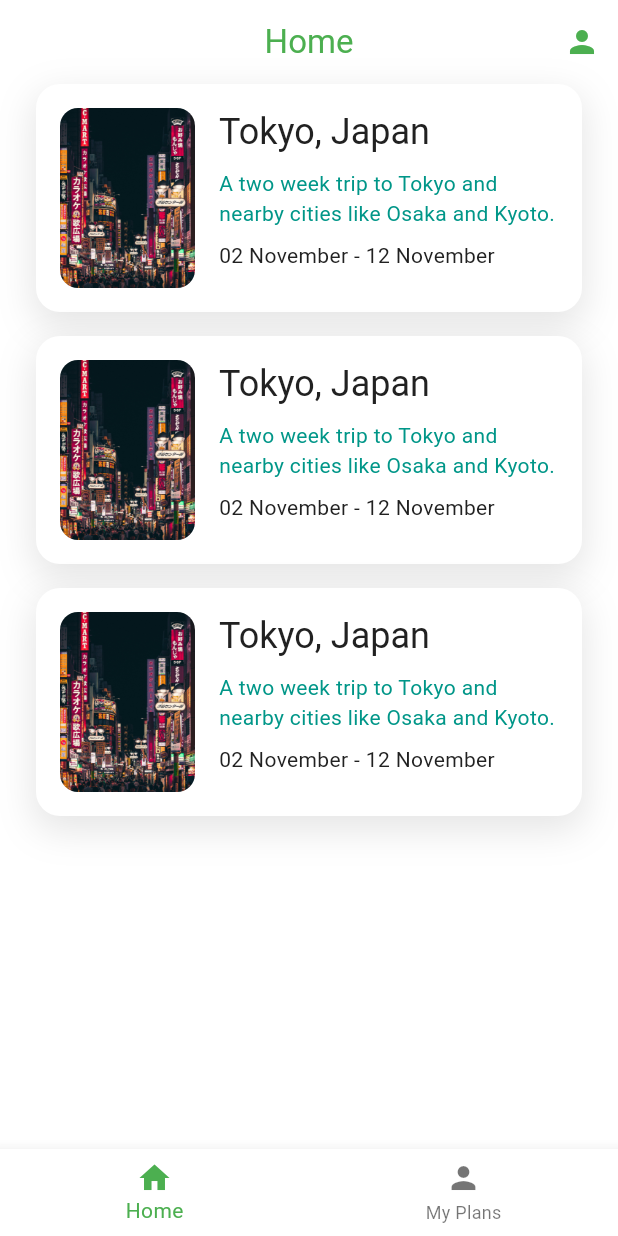
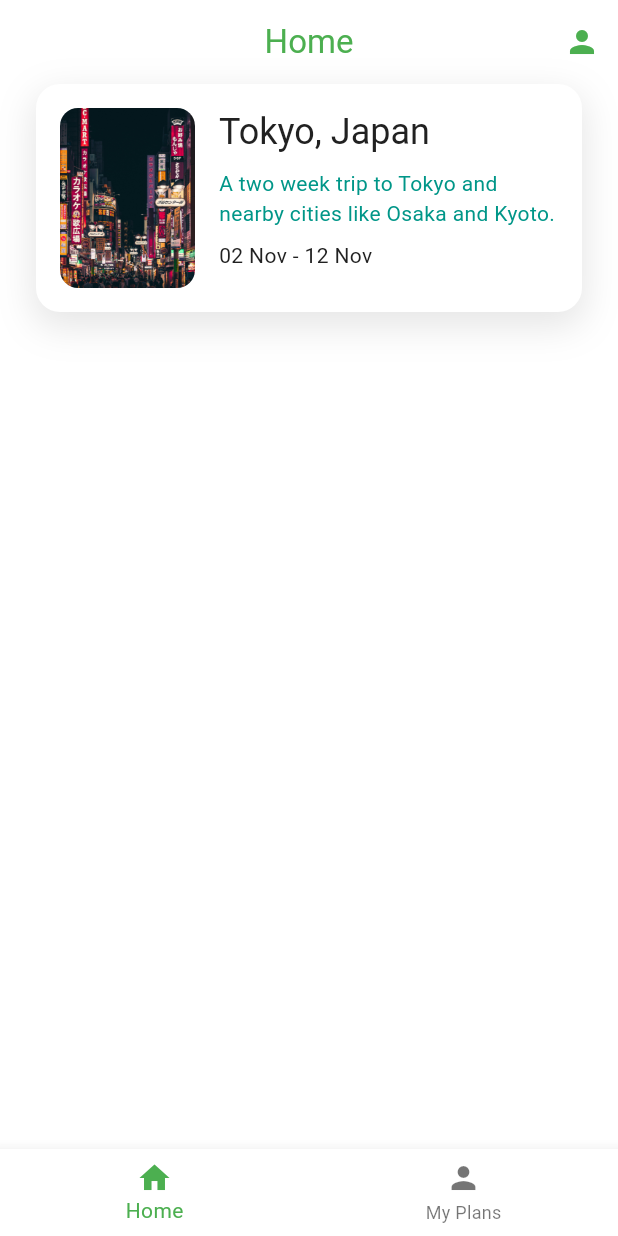
Before and after one commit to STlarner/map-interest-points, a Flutter app: the HomeScreen screen opened by its route, on a phone screen of 412 x 824 dp. Run offline on Flutter 3.47's test engine with Material 3 defaults, Android fonts, the phone set to English and light mode, and no system bars; our stand-ins replace cloud_firestore, firebase_auth, firebase_core, flutter_map, flutter_signin_button, get_it and 2 more; accounts and stored records are empty.

Commit message:
main: updated plan card widget

```diff
--- a/packages/app/lib/ui/screens/home_screen/home_screen.dart
+++ b/packages/app/lib/ui/screens/home_screen/home_screen.dart
@@ -4,6 +4,7 @@ import "package:provider/provider.dart";
 
 import "../../../notifiers/session_notifier.dart";
 import "../../../router/app_routes.dart";
+import "../../images/app_images.dart";
 import "../../widgets/plan_card_widget.dart";
 
 class HomeScreen extends StatefulWidget {
@@ -34,7 +35,16 @@ class _HomeScreenState extends State<HomeScreen> {
         child: SingleChildScrollView(
           child: Column(
             spacing: 16,
-            children: [PlanCardWidget(), PlanCardWidget(), PlanCardWidget()],
+            children: [
+              PlanCardWidget(
+                planTitle: "Tokyo, Japan",
+                planDescription:
+                    "A two week trip to Tokyo and nearby cities like Osaka and Kyoto.",
+                planImagePath: AppImages.tokyoSigns,
+                planStartDate: DateTime(2023, 11, 02),
+                planEndDate: DateTime(2023, 11, 12),
+              ),
+            ],
           ),
         ),
       ),
--- a/packages/app/lib/ui/widgets/plan_card_widget.dart
+++ b/packages/app/lib/ui/widgets/plan_card_widget.dart
@@ -1,10 +1,24 @@
+import "package:core/core.dart";
 import "package:flutter/material.dart";
 import "package:ui/ui.dart";
 
 import "../images/app_images.dart";
 
 class PlanCardWidget extends StatelessWidget {
-  const PlanCardWidget({super.key});
+  const PlanCardWidget({
+    super.key,
+    required this.planTitle,
+    required this.planDescription,
+    required this.planImagePath,
+    required this.planStartDate,
+    required this.planEndDate,
+  });
+
+  final String planTitle;
+  final String planDescription;
+  final String planImagePath;
+  final DateTime planStartDate;
+  final DateTime planEndDate;
 
   @override
   Widget build(BuildContext context) {
@@ -30,7 +44,7 @@ class PlanCardWidget extends StatelessWidget {
             ClipRRect(
               borderRadius: BorderRadius.circular(12),
               child: Image.asset(
-                AppImages.tokyoSigns,
+                planImagePath,
                 fit: BoxFit.cover,
                 width: 90,
                 height: 120,
@@ -41,14 +55,14 @@ class PlanCardWidget extends StatelessWidget {
                 spacing: 8,
                 crossAxisAlignment: CrossAxisAlignment.start,
                 children: [
-                  Text("Tokyo, Japan", style: context.textTheme.headlineSmall),
+                  Text(planTitle, style: context.textTheme.headlineSmall),
                   Text(
-                    "A two week trip to Tokyo and nearby cities like Osaka and Kyoto.",
+                    planDescription,
                     style: context.textTheme.bodyMedium!.copyWith(
                       color: context.colorScheme.secondary,
                     ),
                   ),
-                  Text("02 November - 12 November"),
+                  Text("${planStartDate.ddMMM} - ${planEndDate.ddMMM}"),
                 ],
               ),
             ),
--- a/packages/core/lib/core.dart
+++ b/packages/core/lib/core.dart
@@ -3,5 +3,6 @@ export "package:go_router/go_router.dart";
 
 export "dependency_injection/core_dependency_provider.dart";
 export "dependency_injection/dependency_provider.dart";
+export "extensions/datetime_extensions.dart";
 export "logger/log_provider.dart";
 export "router/core_router.dart";
--- /dev/null
+++ b/packages/core/lib/extensions/datetime_extensions.dart
@@ -0,0 +1,9 @@
+import "package:intl/intl.dart";
+
+extension DateFormatting on DateTime {
+  String format(String pattern) {
+    return DateFormat(pattern).format(this);
+  }
+
+  String get ddMMM => DateFormat("dd MMM").format(this);
+}
--- a/packages/core/pubspec.yaml
+++ b/packages/core/pubspec.yaml
@@ -12,6 +12,7 @@ dependencies:
   go_router: ^16.1.0
   logging: ^1.3.0
   get_it: ^8.2.0
+  intl: ^0.20.2
 
 
 dev_dependencies:
```
